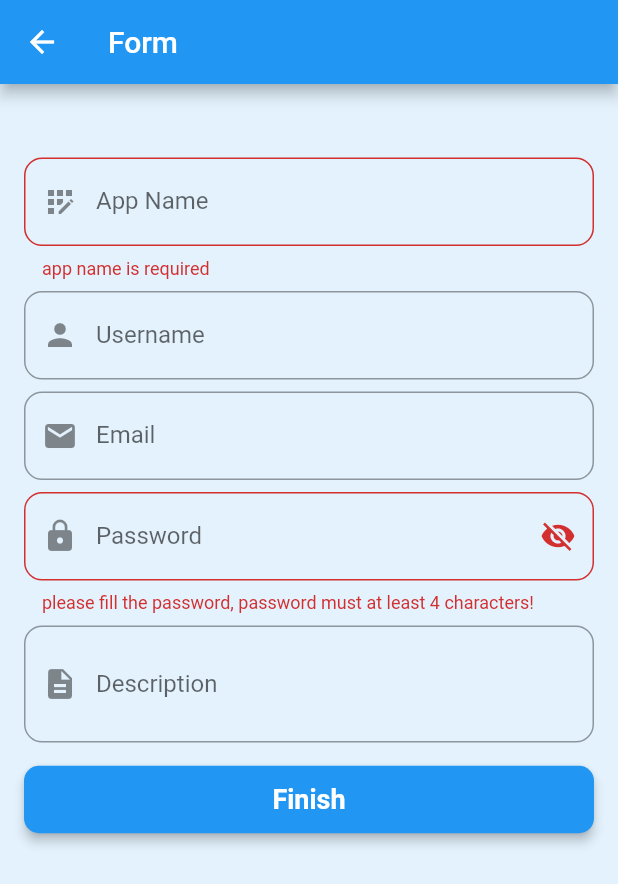
After one commit to MYSTELTAiNNOfficial/flutter_password_manager, a Flutter app: the AddFormPage screen opened directly, after a tap on "Finish", on a phone screen of 412 x 824 dp. The commit adds this screen. Shown: the top 884 px of the screen. Run offline on Flutter 3.47's test engine with Material 2 defaults, Android fonts, the phone set to English and light mode, and no system bars; our stand-ins replace email_validator, equatable, firebase_auth, firebase_core, flutter_spinkit, fluttertoast and 1 more; missing offline and left inert: encrypt, lazy_loading_list; accounts and stored records are empty.

Commit message:
Semua saya kerjakan yak

```diff
--- /dev/null
+++ b/lib/views/pages/addform.dart
@@ -0,0 +1,226 @@
+part of 'pages.dart';
+
+class AddFormPage extends StatefulWidget {
+  const AddFormPage({Key? key}) : super(key: key);
+
+  @override
+  _AddFormPageState createState() => _AddFormPageState();
+}
+
+class _AddFormPageState extends State<AddFormPage> {
+  final _formkey = GlobalKey<FormState>();
+  final ctrlAppName = TextEditingController();
+  final ctrlUsername = TextEditingController();
+  final ctrlEmail = TextEditingController();
+  final ctrlPass = TextEditingController();
+  final ctrlDesc = TextEditingController();
+  bool isHide = true;
+  bool isLoading = false;
+
+  @override
+  void initState() {
+    super.initState();
+  }
+
+  @override
+  void dispose() {
+    ctrlAppName.dispose();
+    ctrlUsername.dispose();
+    ctrlEmail.dispose();
+    ctrlPass.dispose();
+    ctrlDesc.dispose();
+    super.dispose();
+  }
+
+  Future<dynamic> addDataToServer() async {
+    var appName = ctrlAppName.text;
+    var username = ctrlUsername.text;
+    var email = ctrlEmail.text;
+    var pass = ctrlPass.text;
+    var desc = ctrlDesc.text;
+    dynamic response;
+
+    await ServerService.addData(appName, username, email, pass, desc)
+        .then((value) {
+      if (value != null) {
+        response = jsonDecode(value.body);
+        setState(() {
+          isLoading = false;
+        });
+        if (response['status']) {
+          Navigator.pushReplacement(
+              context, MaterialPageRoute(builder: (context) => MenuPage()));
+          UiToast.toastOk(response['message']);
+        } else {
+          UiToast.toastErr(response['message']);
+        }
+      }
+    });
+  }
+
+  @override
+  Widget build(BuildContext context) {
+    return Scaffold(
+        backgroundColor: Colors.blue[50],
+        appBar: AppBar(
+          title: Text('Form'),
+        ),
+        body: Stack(
+          children: [
+            ListView(
+              scrollDirection: Axis.vertical,
+              children: [
+                Container(
+                  width: double.infinity,
+                  height: 550,
+                  padding: EdgeInsets.all(16),
+                  child: Center(
+                    child: Form(
+                      key: _formkey,
+                      child: Column(
+                        mainAxisAlignment: MainAxisAlignment.center,
+                        children: <Widget>[
+                          TextFormField(
+                            keyboardType: TextInputType.text,
+                            autovalidateMode:
+                                AutovalidateMode.onUserInteraction,
+                            controller: ctrlAppName,
+                            decoration: InputDecoration(
+                              labelText: "App Name",
+                              prefixIcon: Icon(Icons.app_registration),
+                              border: OutlineInputBorder(
+                                  borderRadius:
+                                      BorderRadius.all(Radius.circular(12))),
+                            ),
+                            validator: (value) {
+                              if (value == null || value.isEmpty) {
+                                return 'app name is required';
+                              }
+                              return null;
+                            },
+                          ),
+                          SizedBox(height: 8),
+                          TextFormField(
+                            keyboardType: TextInputType.text,
+                            controller: ctrlUsername,
+                            decoration: InputDecoration(
+                              labelText: "Username",
+                              prefixIcon: Icon(Icons.person),
+                              border: OutlineInputBorder(
+                                  borderRadius:
+                                      BorderRadius.all(Radius.circular(12))),
+                            ),
+                            validator: (value) {
+                              if (value == null || value.isNotEmpty) {
+                                return value!.length < 2
+                                    ? "Username must at least 2 characters!"
+                                    : null;
+                              }
+                              return null;
+                            },
+                          ),
+                          SizedBox(height: 8),
+                          TextFormField(
+                            keyboardType: TextInputType.emailAddress,
+                            autovalidateMode:
+                                AutovalidateMode.onUserInteraction,
+                            controller: ctrlEmail,
+                            decoration: InputDecoration(
+                              labelText: "Email",
+                              prefixIcon: Icon(Icons.mail),
+                              border: OutlineInputBorder(
+                                  borderRadius:
+                                      BorderRadius.all(Radius.circular(12))),
+                            ),
+                            validator: (value) {
+                              if (value == null || value.isNotEmpty) {
+                                return !EmailValidator.validate(
+                                        value.toString())
+                                    ? 'Email is not valid!'
+                                    : null;
+                              }
+                              return null;
+                            },
+                          ),
+                          SizedBox(height: 8),
+                          TextFormField(
+                            keyboardType: TextInputType.text,
+                            autovalidateMode:
+                                AutovalidateMode.onUserInteraction,
+                            controller: ctrlPass,
+                            obscureText: isHide,
+                            decoration: InputDecoration(
+                              labelText: "Password",
+                              prefixIcon: Icon(Icons.lock),
+                              border: OutlineInputBorder(
+                                  borderRadius:
+                                      BorderRadius.all(Radius.circular(12))),
+                              suffixIcon: IconButton(
+                                icon: Icon(isHide
+                                    ? Icons.visibility_off
+                                    : Icons.visibility),
+                                onPressed: () {
+                                  setState(() {
+                                    isHide = !isHide;
+                                  });
+                                },
+                              ),
+                            ),
+                            validator: (value) {
+                              return value!.length < 4
+                                  ? "please fill the password, password must at least 4 characters!"
+                                  : null;
+                            },
+                          ),
+                          SizedBox(height: 8),
+                          TextFormField(
+                            keyboardType: TextInputType.multiline,
+                            controller: ctrlDesc,
+                            maxLines: 2,
+                            decoration: InputDecoration(
+                              labelText: "Description",
+                              prefixIcon: Icon(Icons.description),
+                              border: OutlineInputBorder(
+                                  borderRadius:
+                                      BorderRadius.all(Radius.circular(12))),
+                            ),
+                          ),
+                          SizedBox(height: 14),
+                          Container(
+                            width: double.infinity,
+                            child: ElevatedButton(
+                              onPressed: () async {
+                                if (_formkey.currentState!.validate()) {
+                                  setState(() {
+                                    isLoading = true;
+                                  });
+                                  addDataToServer();
+                                }
+                              },
+                              style: ElevatedButton.styleFrom(
+                                backgroundColor: Colors.blue,
+                                elevation: 3,
+                                textStyle: TextStyle(
+                                  fontSize: 18,
+                                  fontWeight: FontWeight.bold,
+                                ),
+                                padding: EdgeInsets.fromLTRB(24, 12, 24, 12),
+                                shape: RoundedRectangleBorder(
+                                  borderRadius: BorderRadius.circular(10),
+                                ),
+                              ),
+                              child: Text('Finish'),
+                            ),
+                          ),
+                        ],
+                      ),
+                    ),
+                  ),
+                ),
+              ],
+            ),
+            isLoading ? UiLoading.loading() : Container(),
+          ],
+        ));
+  }
+}
--- a/lib/views/pages/form.dart
+++ b/lib/views/pages/editform.dart
@@ -1,13 +1,14 @@
 part of 'pages.dart';
 
-class FormPage extends StatefulWidget {
-  const FormPage({Key? key}) : super(key: key);
+class EditFormPage extends StatefulWidget {
+  final List<DataByIdData> detailData;
+  const EditFormPage(this.detailData);
 
   @override
-  _FormPageState createState() => _FormPageState();
+  _EditFormPageState createState() => _EditFormPageState();
 }
 
-class _FormPageState extends State<FormPage> {
+class _EditFormPageState extends State<EditFormPage> {
   final _formkey = GlobalKey<FormState>();
   final ctrlAppName = TextEditingController();
   final ctrlUsername = TextEditingController();
@@ -20,6 +21,11 @@ class _FormPageState extends State<FormPage> {
   @override
   void initState() {
     super.initState();
+    ctrlAppName.text = widget.detailData[0].appName.toString();
+    ctrlUsername.text = widget.detailData[0].username.toString();
+    ctrlEmail.text = widget.detailData[0].email.toString();
+    ctrlPass.text = widget.detailData[0].password.toString();
+    ctrlDesc.text = widget.detailData[0].description.toString();
   }
 
   @override
@@ -33,14 +39,15 @@ class _FormPageState extends State<FormPage> {
   }
 
   Future<dynamic> addDataToServer() async {
-    var appName = ctrlAppName.text;
-    var username = ctrlUsername.text;
-    var email = ctrlEmail.text;
-    var pass = ctrlPass.text;
-    var desc = ctrlDesc.text;
+    var appName = ctrlAppName.text.toString();
+    var username = ctrlUsername.text.toString();
+    var email = ctrlEmail.text.toString();
+    var pass = ctrlPass.text.toString();
+    var desc = ctrlDesc.text.toString();
+    var id = widget.detailData[0].id.toString();
     dynamic response;
 
-    await ServerService.addData(appName, username, email, pass, desc)
+    await ServerService.editData(id, appName, username, email, pass, desc)
         .then((value) {
       if (value != null) {
         response = jsonDecode(value.body);
@@ -48,8 +55,9 @@ class _FormPageState extends State<FormPage> {
           isLoading = false;
         });
         if (response['status']) {
-          Navigator.pushReplacement(
-              context, MaterialPageRoute(builder: (context) => MenuPage()));
+           Navigator.pushAndRemoveUntil<dynamic>(context,
+                MaterialPageRoute<dynamic>(builder: (context) => MenuPage()),
+                (route) => false);
           UiToast.toastOk(response['message']);
         } else {
           UiToast.toastErr(response['message']);
--- a/lib/views/pages/menu.dart
+++ b/lib/views/pages/menu.dart
@@ -11,7 +11,7 @@ class _MenuPageState extends State<MenuPage> {
   int _selectedIndex = 0;
   static List<Widget> _widgetOptions = <Widget>[
     HomePage(),
-    FormPage(),
+    AddFormPage(),
     ProfilePage(),
   ];
 
--- a/lib/views/pages/pages.dart
+++ b/lib/views/pages/pages.dart
@@ -15,6 +15,7 @@ part 'login.dart';
 part 'home.dart';
 part 'regis.dart';
 part 'menu.dart';
-part 'form.dart';
+part 'addform.dart';
 part 'profile.dart';
 part 'detail.dart';
+part 'editform.dart';
--- a/lib/views/widgets/detaildatacard.dart
+++ b/lib/views/widgets/detaildatacard.dart
@@ -17,6 +17,8 @@ class _DetailDataCardState extends State<DetailDataCard> {
       margin: const EdgeInsets.fromLTRB(16, 8, 20, 8),
       shape: RoundedRectangleBorder(borderRadius: BorderRadius.circular(10.0)),
       elevation: 2,
+      child: Container(
+        padding: const EdgeInsets.fromLTRB(16, 8, 16, 16),
         child: Center(
           child: Column(
             children: [
@@ -73,6 +75,7 @@ class _DetailDataCardState extends State<DetailDataCard> {
             ],
           ),
         ),
+      ),
     );
   }
 }
--- a/lib/views/widgets/widgets.dart
+++ b/lib/views/widgets/widgets.dart
@@ -1,4 +1,9 @@
+import 'dart:convert';
+
+import 'package:encrypt/encrypt.dart' as encrypt;
 import 'package:flutter/material.dart';
+import 'package:flutter_password_manager/services/services.dart';
+import 'package:flutter_password_manager/views/pages/pages.dart';
 import 'package:flutter_spinkit/flutter_spinkit.dart';
 import 'package:fluttertoast/fluttertoast.dart';
 
```
Also changed, not shown: lib/models/detaildata.dart (+3 -18 lines), lib/services/serverservice.dart (+7 -10 lines), lib/views/pages/detail.dart (+73 -20 lines), lib/views/pages/home.dart (+11 -4 lines), lib/views/widgets/alldatacard.dart (+7 -1 lines), pubspec.lock. Lines whose indentation alone changed are shown as unchanged.
